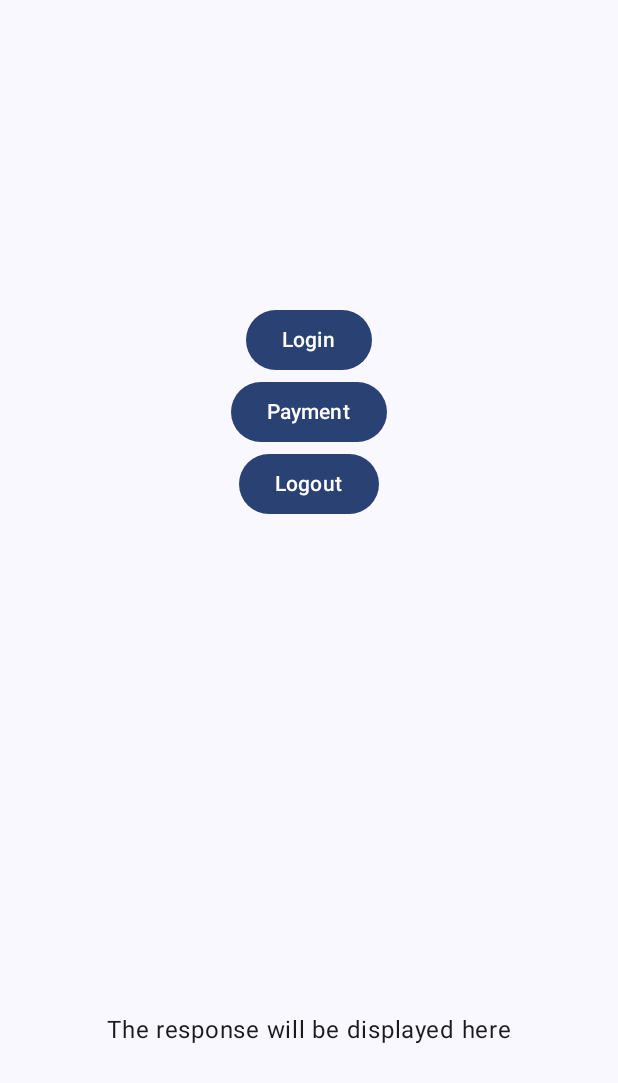
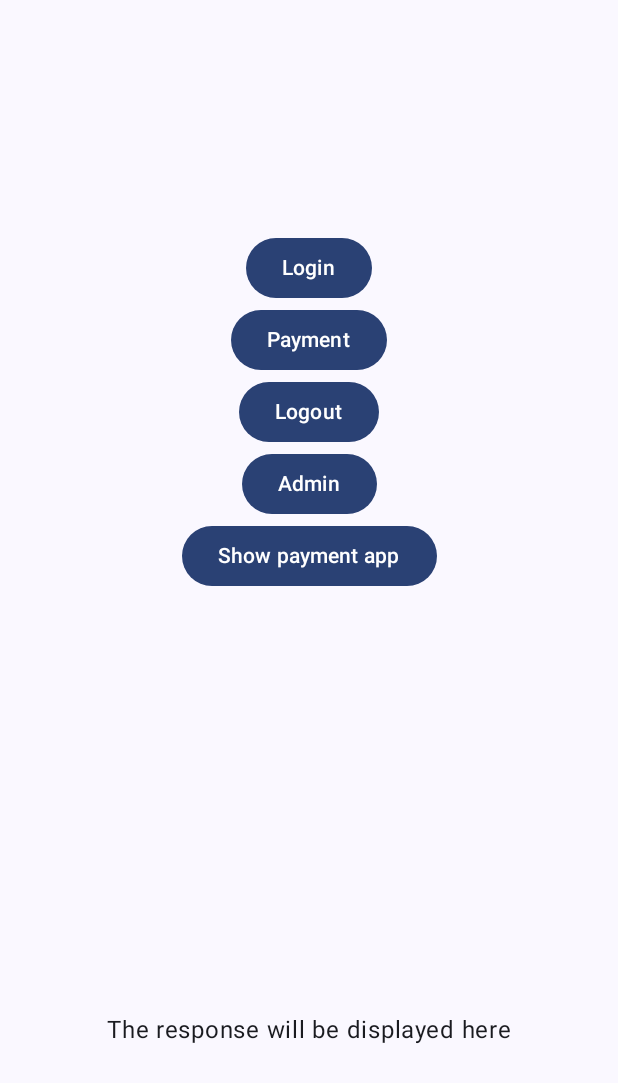
Before and after one commit to PayEx/pax-ecr-on-device, an Android app built with Jetpack Compose: the screen it shows after launch (MainActivity), after a tap on "Login", on a phone screen of 412 x 824 dp. Shown: the top 1083 px of the screen. Run offline under Robolectric (Android 15) with nearby library versions, the phone set to English and light mode, and no system bars.

Commit message:
Can move back and forth between payment app and ecr

```diff
--- a/app/src/main/AndroidManifest.xml
+++ b/app/src/main/AndroidManifest.xml
@@ -24,11 +24,11 @@
                 <category android:name="android.intent.category.LAUNCHER" />
             </intent-filter>
         </activity>
-
         <receiver android:name=".NexoMessageIntentReceiver" android:exported="true"
             android:permission="com.optomany.AxeptPro.permission.ECR">
             <intent-filter>
                 <action android:name="com.optomany.AxeptPro.intent.ECR_NEXO_MESSAGE" />
+                <action android:name="com.optomany.AxeptPro.intent.ECR_ADMIN" />
             </intent-filter>
         </receiver>
     </application>
--- a/app/src/main/java/com/pax/ecr/app/MainActivity.kt
+++ b/app/src/main/java/com/pax/ecr/app/MainActivity.kt
@@ -23,6 +23,11 @@ import kotlin.random.Random
 
 var responseText by mutableStateOf("The response will be displayed here")
 
+enum class Action {
+    OPEN_ADMIN_MENU,
+    MOVE_TO_FRONT,
+}
+
 class MainActivity : ComponentActivity() {
     override fun onCreate(savedInstanceState: Bundle?) {
         super.onCreate(savedInstanceState)
@@ -41,14 +46,20 @@ class MainActivity : ComponentActivity() {
                             horizontalAlignment = Alignment.CenterHorizontally,
                             verticalArrangement = Arrangement.Center,
                         ) {
-                            Button(onClick = { sendIntent(loginRequest()) }) {
+                            Button(onClick = { sendMessageIntent(loginRequest()) }) {
                                 Text(text = "Login")
                             }
-                            Button(onClick = { sendIntent(payment()) }) {
+                            Button(onClick = { sendMessageIntent(payment()) }) {
                                 Text(text = "Payment")
                             }
-                            Button(onClick = { sendIntent(logout()) }) {
+                            Button(onClick = { sendMessageIntent(logout()) }) {
                                 Text(text = "Logout")
+                            }
+                            Button(onClick = { sendAdminIntent(Action.OPEN_ADMIN_MENU) }) {
+                                Text(text = "Admin")
+                            }
+                            Button(onClick = { sendAdminIntent(Action.MOVE_TO_FRONT) }) {
+                                Text(text = "Show payment app")
                             }
                         }
                         Box(
@@ -66,10 +77,18 @@ class MainActivity : ComponentActivity() {
         }
     }
 
-    private fun sendIntent(data: ByteArray) {
+    private fun sendMessageIntent(data: ByteArray) {
         Intent().also { intent ->
             intent.setAction("com.optomany.AxeptPro.intent.TERMINAL_NEXO_MESSAGE")
             intent.putExtra(Intent.EXTRA_TEXT, data)
+            sendBroadcast(intent)
+        }
+    }
+
+    private fun sendAdminIntent(action: Action) {
+        Intent().also { intent ->
+            intent.setAction("com.optomany.AxeptPro.intent.TERMINAL_ADMIN")
+            intent.putExtra(Intent.EXTRA_TEXT, action.name)
             sendBroadcast(intent)
         }
     }
--- a/app/src/main/java/com/pax/ecr/app/NexoMessageIntentReceiver.kt
+++ b/app/src/main/java/com/pax/ecr/app/NexoMessageIntentReceiver.kt
@@ -11,9 +11,8 @@ class NexoMessageIntentReceiver : BroadcastReceiver() {
         intent: Intent,
     ) {
         val nexoMessage = intent.extras?.getByteArray(Intent.EXTRA_TEXT)?.toString(Charset.defaultCharset())
-        requireNotNull(nexoMessage)
         moveToForeground(context)
-        responseText = nexoMessage
+        responseText = nexoMessage ?: ""
     }
 
     private fun moveToForeground(context: Context) {
```
